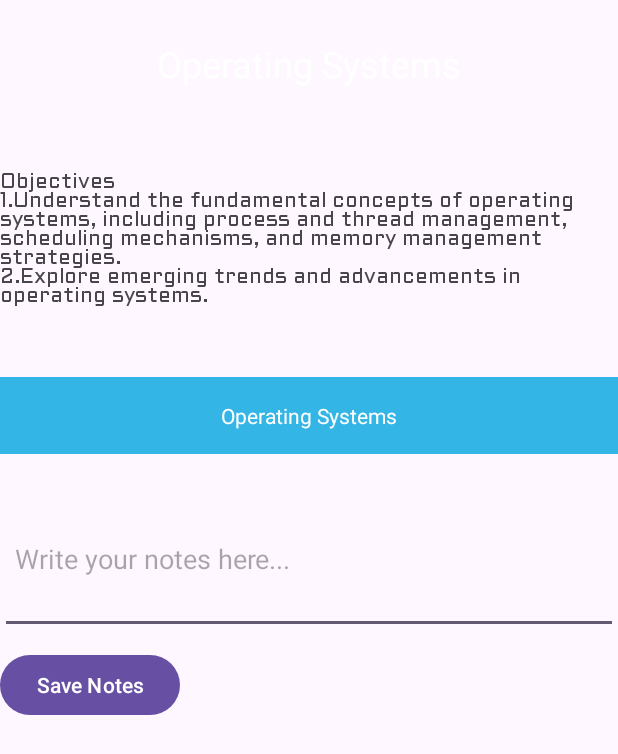
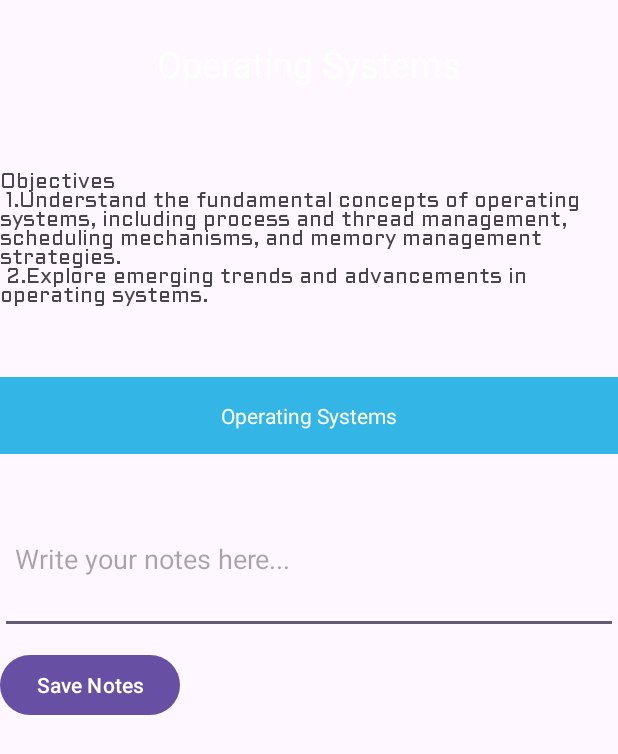
Before and after one commit to CHAIGANESH/Text_Stream, an Android app: the screen it shows after launch (os before the commit, subjects after it), after a tap on "Operating Systems", on a phone screen of 412 x 824 dp. Shown: the top 754 px of the screen. Run offline under Robolectric (Android 15) with nearby library versions, the phone set to English and light mode, and no system bars.

Commit message:
implemented notes functionalities

```diff
--- a/app/src/main/java/com/example/textstream/BlockAdapter.java
+++ b/app/src/main/java/com/example/textstream/BlockAdapter.java
@@ -34,6 +34,10 @@ public class BlockAdapter extends RecyclerView.Adapter<BlockAdapter.BlockViewHol
         holder.itemView.setOnClickListener(v -> {
             // Launch the associated activity
             Intent intent = new Intent(v.getContext(), block.getActivityClass());
+            intent.putExtra("title", block.getTitle());
+            intent.putExtra("objectives", block.getObjectives());
+            intent.putExtra("notes", block.getNotes());
+            intent.putExtra("book", block.getBook());
             v.getContext().startActivity(intent);
         });
     }
--- a/app/src/main/java/com/example/textstream/BlockItem.java
+++ b/app/src/main/java/com/example/textstream/BlockItem.java
@@ -2,11 +2,16 @@ package com.example.textstream;
 
 public class BlockItem {
     private String title;
-    private Class<?> activityClass; // The activity to launch when clicked
-
-    public BlockItem(String title, Class<?> activityClass) {
+    private Class<?> activityClass;
+    private String objectives; // Additional string example
+    private String notes; // Another additional string
+    private String book;
+    public BlockItem(String title, Class<?> activityClass, String objectives, String notes,String book) {
         this.title = title;
         this.activityClass = activityClass;
+        this.objectives = objectives;
+        this.notes = notes;
+        this.book=book;
     }
 
     public String getTitle() {
@@ -16,4 +21,15 @@ public class BlockItem {
     public Class<?> getActivityClass() {
         return activityClass;
     }
+
+    public String getObjectives() {
+        return objectives;
+    }
+
+    public String getNotes() {
+        return notes;
+    }
+    public String getBook() {
+        return book;
+    }
 }
--- a/app/src/main/java/com/example/textstream/MainActivity.java
+++ b/app/src/main/java/com/example/textstream/MainActivity.java
@@ -1,4 +1,5 @@
 package com.example.textstream;
+import android.content.SharedPreferences;
 import android.os.Bundle;
 import androidx.appcompat.widget.SearchView;
 import androidx.appcompat.app.AppCompatActivity;
@@ -24,11 +25,13 @@ public class MainActivity extends AppCompatActivity {
         searchView = findViewById(R.id.searchView);
         recyclerView = findViewById(R.id.recyclerView);
 
-        // Set up RecyclerView
+        // Set up block list and RecyclerView
         blockList = new ArrayList<>();
-        blockList.add(new BlockItem("Operating Systems", os.class)); // Example
-        blockList.add(new BlockItem("Computer Networks", cn.class)); // Example
-
+        blockList.add(new BlockItem("Operating Systems", subjects.class, getString(R.string.os_obj), "os_notes", getString(R.string.os_book)));
+        blockList.add(new BlockItem("Computer Networks", subjects.class, getString(R.string.cn_obj), "cn_notes", getString(R.string.cn_book)));
+        blockList.add(new BlockItem("Graph Theory", subjects.class, getString(R.string.gt_obj), "gt_notes", getString(R.string.gt_book)));
+        blockList.add(new BlockItem("Web Technologies", subjects.class, getString(R.string.wt_obj), "wt_notes", getString(R.string.wt_book)));
+        blockList.add(new BlockItem("Compiler Engineering", subjects.class, getString(R.string.ce_obj), "ce_notes", getString(R.string.ce_book)));
         blockAdapter = new BlockAdapter(blockList);
         recyclerView.setLayoutManager(new LinearLayoutManager(this));
         recyclerView.setAdapter(blockAdapter);
@@ -47,6 +50,6 @@ public class MainActivity extends AppCompatActivity {
                 return false;
             }
         });
+    }
 
-    }
 }
--- a/app/src/main/java/com/example/textstream/PdfActivity.java
+++ b/app/src/main/java/com/example/textstream/PdfActivity.java
@@ -18,9 +18,7 @@ import java.io.File;
 import java.io.FileOutputStream;
 import java.io.IOException;
 import java.io.InputStream;
-
 public class PdfActivity extends AppCompatActivity {
-
     private PdfRenderer pdfRenderer;
     private PdfRenderer.Page currentPage;
     private ParcelFileDescriptor parcelFileDescriptor;
@@ -39,7 +37,7 @@ public class PdfActivity extends AppCompatActivity {
         pageNumberInput = findViewById(R.id.pageNumberInput);
         searchButton = findViewById(R.id.searchButton);
         Intent intent = getIntent();
-        String bookname = intent.getStringExtra("osbook");
+        String bookname = intent.getStringExtra("book");
         try {
             openRenderer(bookname);  // Load PDF from assets
             showPage(currentPageIndex);  // Show the first page
--- a/app/src/main/java/com/example/textstream/cn.java
+++ /dev/null
@@ -1,24 +0,0 @@
-package com.example.textstream;
-
-import android.os.Bundle;
-
-import androidx.activity.EdgeToEdge;
-import androidx.appcompat.app.AppCompatActivity;
-import androidx.core.graphics.Insets;
-import androidx.core.view.ViewCompat;
-import androidx.core.view.WindowInsetsCompat;
-
-public class cn extends AppCompatActivity {
-
-    @Override
-    protected void onCreate(Bundle savedInstanceState) {
-        super.onCreate(savedInstanceState);
-        EdgeToEdge.enable(this);
-        setContentView(R.layout.cn);
-        ViewCompat.setOnApplyWindowInsetsListener(findViewById(R.id.main), (v, insets) -> {
-            Insets systemBars = insets.getInsets(WindowInsetsCompat.Type.systemBars());
-            v.setPadding(systemBars.left, systemBars.top, systemBars.right, systemBars.bottom);
-            return insets;
-        });
-    }
-}
--- a/app/src/main/java/com/example/textstream/os.java
+++ /dev/null
@@ -1,76 +0,0 @@
-package com.example.textstream;
-
-import android.content.Intent;
-import android.content.SharedPreferences;
-import android.graphics.Typeface;
-import android.os.Bundle;
-import android.view.View;
-import android.widget.Button;
-import android.widget.EditText;
-import android.widget.TextView;
-
-import androidx.activity.EdgeToEdge;
-import androidx.appcompat.app.AppCompatActivity;
-import androidx.core.content.res.ResourcesCompat;
-
-public class os extends AppCompatActivity {
-
-    private EditText notesEditText;
-    private Button saveNotesButton;
-    private SharedPreferences sharedPreferences;
-
-    @Override
-    protected void onCreate(Bundle savedInstanceState) {
-        super.onCreate(savedInstanceState);
-        EdgeToEdge.enable(this);
-        setContentView(R.layout.os);
-
-        // Initialize SharedPreferences
-        sharedPreferences = getSharedPreferences("NotesPref", MODE_PRIVATE);
-
-        TextView sampleTextView = findViewById(R.id.objectives);
-        Typeface typeface = ResourcesCompat.getFont(this, R.font.myfont);
-        sampleTextView.setTypeface(typeface);
-        String cont = "Objectives\n1.Understand the fundamental concepts of operating systems, including process and thread management, scheduling mechanisms, and memory management strategies.\n2.Explore emerging trends and advancements in operating systems.";
-        sampleTextView.setText(cont);
-
-        View pdf = findViewById(R.id.blockLayout);
-        pdf.setOnClickListener(new View.OnClickListener() {
-            @Override
-            public void onClick(View v) {
-                Intent i = new Intent(os.this, PdfActivity.class);
-                i.putExtra("osbook", "Operating Systems.pdf");
-                startActivity(i);
-            }
-        });
-
-        // Initialize EditText and Button for notes
-        notesEditText = findViewById(R.id.notesEditText);
-        saveNotesButton = findViewById(R.id.saveNotesButton);
-
-        // Load saved notes
-        loadNotes();
-
-        // Set onClickListener for the save button
-        saveNotesButton.setOnClickListener(new View.OnClickListener() {
-            @Override
-            public void onClick(View v) {
-                saveNotes();
-            }
-        });
-    }
-
-    // Method to save notes to SharedPreferences
-    private void saveNotes() {
-        String notes = notesEditText.getText().toString();
-        SharedPreferences.Editor editor = sharedPreferences.edit();
-        editor.putString("userNotes", notes);
-        editor.apply(); // Save the notes
-    }
-
-    // Method to load notes from SharedPreferences
-    private void loadNotes() {
-        String savedNotes = sharedPreferences.getString("userNotes", "");
-        notesEditText.setText(savedNotes);
-    }
-}
--- /dev/null
+++ b/app/src/main/java/com/example/textstream/subjects.java
@@ -0,0 +1,69 @@
+package com.example.textstream;
+
+import android.content.Intent;
+import android.content.SharedPreferences;
+import android.graphics.Typeface;
+import android.os.Bundle;
+import android.view.View;
+import android.widget.Button;
+import android.widget.EditText;
+import android.widget.TextView;
+import android.widget.Toast;
+
+import androidx.activity.EdgeToEdge;
+import androidx.appcompat.app.AppCompatActivity;
+import androidx.core.content.res.ResourcesCompat;
+import androidx.core.graphics.Insets;
+import androidx.core.view.ViewCompat;
+import androidx.core.view.WindowInsetsCompat;
+
+import org.w3c.dom.Text;
+
+public class subjects extends AppCompatActivity {
+    @Override
+    protected void onCreate(Bundle savedInstanceState) {
+        super.onCreate(savedInstanceState);
+        EdgeToEdge.enable(this);
+        setContentView(R.layout.activity_subjects);
+
+        Intent intent = getIntent();
+        String title = intent.getStringExtra("title");
+        String objectives = intent.getStringExtra("objectives");
+        String notes = intent.getStringExtra("notes");
+        String book=intent.getStringExtra("book");
+        SharedPreferences sharedPreferences = getSharedPreferences("Notes", MODE_PRIVATE);
+        TextView tit=findViewById(R.id.titleTextView);
+        tit.setText(title);
+
+        TextView sampleTextView = findViewById(R.id.objectives);
+        Typeface typeface = ResourcesCompat.getFont(this, R.font.myfont);
+        sampleTextView.setTypeface(typeface);
+        sampleTextView.setText(objectives);
+
+        View pdf = findViewById(R.id.blockLayout);
+        TextView pdfbutton=findViewById(R.id.osclick);
+        pdfbutton.setText(title);
+        pdf.setOnClickListener(new View.OnClickListener() {
+            @Override
+            public void onClick(View v) {
+                Intent i = new Intent(subjects.this, PdfActivity.class);
+                i.putExtra("book", book);
+                startActivity(i);
+            }
+        });
+        EditText note=findViewById(R.id.notesEditText);
+        String noteContent = sharedPreferences.getString(notes, "");
+        note.setText(noteContent);
+        Button saveNotesButton = findViewById(R.id.saveNotesButton);
+        saveNotesButton.setOnClickListener(new View.OnClickListener() {
+            @Override
+            public void onClick(View v) {
+                String newValue = note.getText().toString();
+                SharedPreferences.Editor editor = sharedPreferences.edit();
+                editor.putString(notes, newValue);
+                editor.apply();
+            }
+        });
+
+    }
+}
--- a/app/src/main/res/layout/activity_main.xml
+++ b/app/src/main/res/layout/activity_main.xml
@@ -33,5 +33,4 @@
         app:layout_constraintTop_toBottomOf="@id/searchView" />
 
 
-
 </androidx.constraintlayout.widget.ConstraintLayout>
--- a/app/src/main/res/layout/activity_pdf.xml
+++ b/app/src/main/res/layout/activity_pdf.xml
@@ -49,4 +49,5 @@
         android:layout_marginTop="3dp"
         android:layout_marginEnd="16dp"
         android:text="Go" />
+
 </RelativeLayout>
--- a/app/src/main/res/layout/os.xml
+++ b/app/src/main/res/layout/activity_subjects.xml
@@ -1,10 +1,11 @@
+<?xml version="1.0" encoding="utf-8"?>
 <RelativeLayout xmlns:android="http://schemas.android.com/apk/res/android"
     xmlns:app="http://schemas.android.com/apk/res-auto"
     xmlns:tools="http://schemas.android.com/tools"
     android:id="@+id/main"
     android:layout_width="match_parent"
     android:layout_height="match_parent"
-    tools:context=".os">
+    tools:context=".subjects">
 
     <TextView
         android:id="@+id/titleTextView"
@@ -13,7 +14,6 @@
         android:layout_marginTop="10dp"
         android:gravity="center"
         android:padding="16dp"
-        android:text="Operating Systems"
         android:textColor="@android:color/white"
         android:textSize="24sp" />
 
@@ -64,5 +64,7 @@
         android:layout_height="wrap_content"
         android:layout_below="@id/notesEditText"
         android:layout_marginTop="10dp"
+        android:onClick="savenotes"
         android:text="Save Notes" />
+
 </RelativeLayout>
--- a/app/src/main/res/layout/cn.xml
+++ /dev/null
@@ -1,10 +0,0 @@
-<?xml version="1.0" encoding="utf-8"?>
-<androidx.constraintlayout.widget.ConstraintLayout xmlns:android="http://schemas.android.com/apk/res/android"
-    xmlns:app="http://schemas.android.com/apk/res-auto"
-    xmlns:tools="http://schemas.android.com/tools"
-    android:id="@+id/main"
-    android:layout_width="match_parent"
-    android:layout_height="match_parent"
-    tools:context=".cn">
-
-</androidx.constraintlayout.widget.ConstraintLayout>
--- a/app/src/main/res/values/strings.xml
+++ b/app/src/main/res/values/strings.xml
@@ -1,3 +1,33 @@
 <resources>
     <string name="app_name">TextStream</string>
+    <string name="os_obj">Objectives\n
+1.Understand the fundamental concepts of operating systems, including process and thread management, scheduling mechanisms, and memory management strategies.\n
+2.Explore emerging trends and advancements in operating systems.</string>
+    <string name="cn_obj">Objectives\n
+1.Understand network layering, TCP/IP protocols, and end-to-end data flow.\n
+2.Learn about network components, addressing, and routing.</string>
+    <string name="gt_obj">Objectives\n
+1.To comprehend graphs as modeling and analysis tools.\n
+2.To introduce various data structures with graph theory.\n
+    3.To learn graph theoretic algorithms.\n
+    4.To understand graph coloring and covering.\n
+    5.To learn the usage and applications of graphs in social networking and media.</string>
+    <string name="wt_obj">Objectives\n
+1.To learn the basic object oriented concepts using Java language.\n
+2.To understand the advanced features of Java language.\n
+    3.To understand the essential client side technologies for web programming.\n
+    4.To develop applications using database connectivity and server side programming in
+Java environment.\n
+    5.To develop smart device based web application and deploy in different platforms.</string>
+    <string name="ce_obj">Objectives\n
+1.To learn about automata theory and regular expressions.\n
+2.To learn the concepts in the design of compilers.\n
+    3.To learn about the runtime store organization.\n
+    4.To know the data structures used to implement symbol tables.\n
+    5.To be familiar with garbage collection.</string>
+    <string name="os_book">Operating Systems.pdf</string>
+    <string name="cn_book">Computer Networks.pdf</string>
+    <string name="gt_book">Graph Theory.pdf</string>
+    <string name="wt_book">Web Technologies.pdf</string>
+    <string name="ce_book">Compiler Engineering.pdf</string>
 </resources>
```
Also changed, not shown: app/src/main/AndroidManifest.xml (+8 -0 lines).
